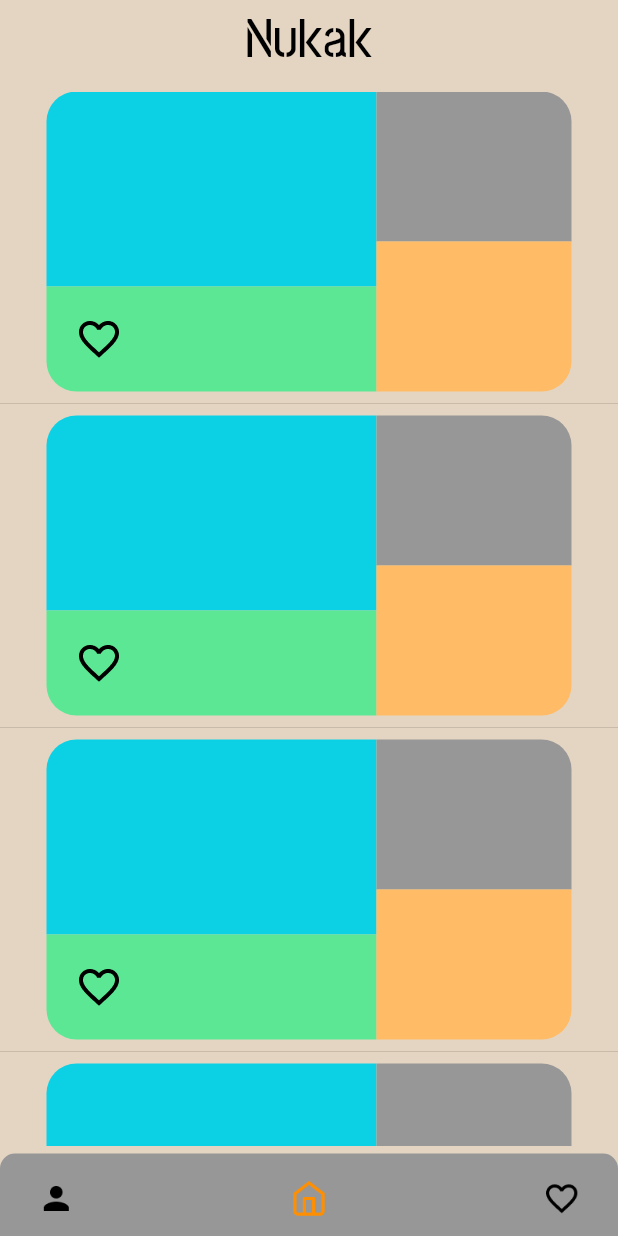
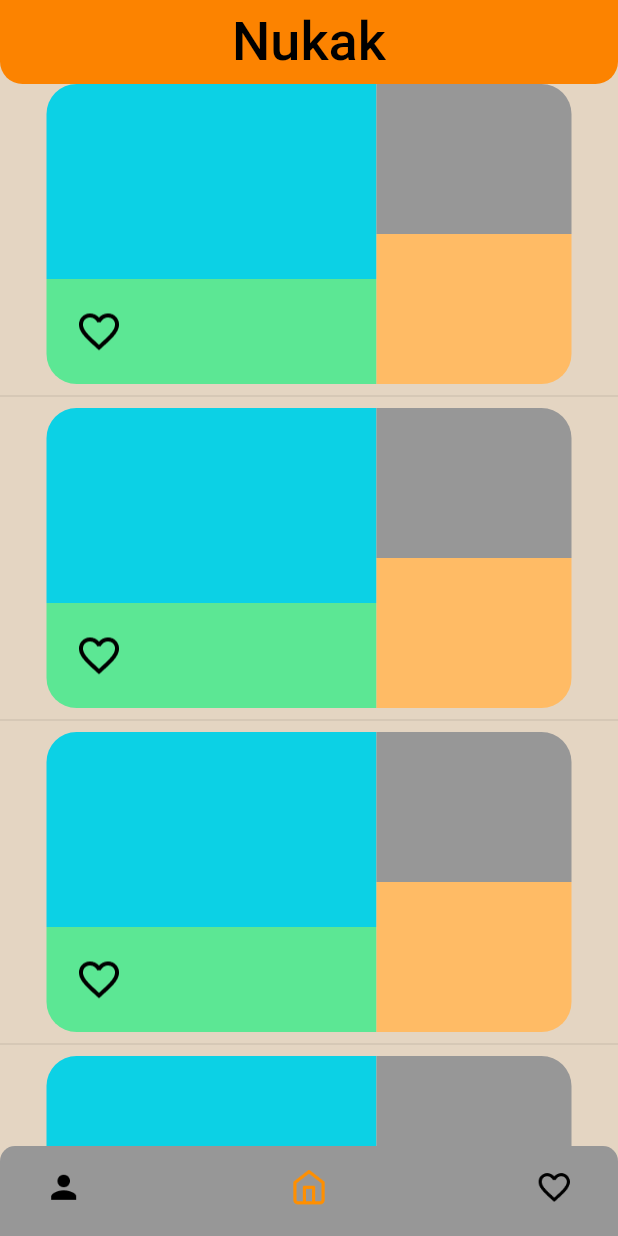
Before and after one commit to ofortic/nukak, a Flutter app: the screen it shows after launch, on a phone screen of 412 x 824 dp. Run offline on Flutter 3.47's test engine with Material 2 defaults, Android fonts, the phone set to English and light mode, and no system bars; Roboto replaces fonts that are missing (PostBillsColombo).

Commit message:
Some improvements in home animation

```diff
--- a/lib/view/home/HomeView.dart
+++ b/lib/view/home/HomeView.dart
@@ -1,5 +1,6 @@
 import 'package:flutter/cupertino.dart';
 import 'package:flutter/material.dart';
+import 'package:flutter/rendering.dart';
 
 class HomeView extends StatefulWidget {
   @override
@@ -9,22 +10,96 @@ class HomeView extends StatefulWidget {
 class _HomeViewState extends State<HomeView> {
   var _controller = ScrollController();
   ScrollPhysics _physics = ClampingScrollPhysics();
+  bool _showAppbar = true;
+  bool isScrollingDown = false;
 
   @override
   void initState() {
     // TODO: implement initState
     super.initState();
     _controller.addListener(() {
-      if (_controller.position.pixels <= 200)
+      if (_controller.position.pixels <= 56) {
         setState(() => _physics = BouncingScrollPhysics());
-      else
+      } else {
         setState(() => _physics = BouncingScrollPhysics());
+      }
+    });
+    _controller.addListener(() {
+      if (_controller.position.userScrollDirection == ScrollDirection.reverse) {
+        if (!isScrollingDown) {
+          print('Scrolling down');
+          isScrollingDown = true;
+          _showAppbar = false;
+          setState(() {});
+        }
+        if (_controller.position.userScrollDirection ==
+            ScrollDirection.forward) {
+          if (isScrollingDown) {
+            print('Scrolling up');
+            isScrollingDown = false;
+            _showAppbar = true;
+            setState(() {});
+          }
+        }
+      }
     });
   }
 
   @override
+  void dispose() {
+    _controller.dispose();
+    _controller.removeListener(() {});
+    super.dispose();
+  }
+
+  @override
   Widget build(BuildContext context) {
-    return getBodyTest();
+    return Scaffold(
+        backgroundColor: Color(0xFFE4D5C2),
+        appBar: animatedAppbar(),
+        body: getBodyTest());
+  }
+
+  Widget animatedAppbar() {
+    return PreferredSize(
+        child: AppBar(
+          elevation: 0,
+          backgroundColor: Color(0xFFfc8300),
+          title: Row(
+            mainAxisAlignment: MainAxisAlignment.center,
+            children: <Widget>[
+              Text(
+                "Nukak",
+                style: TextStyle(
+                    fontFamily: 'PostBillsColombo',
+                    color: Colors.black,
+                    fontSize: 36),
+              )
+            ],
+          ),
+          shape: RoundedRectangleBorder(
+              borderRadius: BorderRadius.vertical(bottom: Radius.circular(15))),
+        ),
+        preferredSize: _showAppbar ? Size.fromHeight(56) : Size.fromHeight(0));
+  }
+
+  Widget getAppBarHome() {
+    return AppBar(
+      elevation: 0,
+      backgroundColor: Color(0xFFfc8300),
+      title: Row(
+        mainAxisAlignment: MainAxisAlignment.center,
+        children: <Widget>[
+          Text("Nukak",
+              style: TextStyle(
+                  fontFamily: 'PostNoBillsColombo',
+                  color: Colors.black,
+                  fontSize: 36))
+        ],
+      ),
+      shape: RoundedRectangleBorder(
+          borderRadius: BorderRadius.vertical(bottom: Radius.circular(15))),
+    );
   }
 
   Widget getBody() {
@@ -43,7 +118,7 @@ class _HomeViewState extends State<HomeView> {
   Widget getBodyTest() {
     return Center(
       child: Padding(
-        padding: const EdgeInsets.only(left: 0, right: 0, top: 5, bottom: 5),
+        padding: const EdgeInsets.only(left: 0, right: 0, top: 0, bottom: 0),
         child: ListView.separated(
           controller: _controller,
           physics: _physics,
--- a/lib/view/root_app.dart
+++ b/lib/view/root_app.dart
@@ -31,20 +31,7 @@ class _RootAppState extends State<RootApp> {
 
   Widget getAppBar() {
     if (pageIndex == 1) {
-      return AppBar(
-        elevation: 0,
-        backgroundColor: Color(0xFFE4D5C2),
-        title: Row(
-          mainAxisAlignment: MainAxisAlignment.center,
-          children: <Widget>[
-            Text("Nukak",
-                style: TextStyle(
-                    fontFamily: 'PostNoBillsColombo',
-                    color: Colors.black,
-                    fontSize: 36))
-          ],
-        ),
-      );
+      return null;
     } else if (pageIndex == 0) {
       return AppBar(
         backgroundColor: Color(0xFFE4D5C2),
@@ -90,14 +77,14 @@ class _RootAppState extends State<RootApp> {
     ];
     return Container(
       width: double.infinity,
-      height: 55,
+      height: 60,
       decoration: BoxDecoration(
           color: Color(0xFF979797),
           borderRadius: BorderRadius.only(
               topLeft: Radius.circular(10), topRight: Radius.circular(10))),
       child: Padding(
         padding:
-            const EdgeInsets.only(left: 25, right: 25, bottom: 10, top: 15),
+            const EdgeInsets.only(left: 25, right: 25, bottom: 20, top: 15),
         child: Row(
             mainAxisAlignment: MainAxisAlignment.spaceBetween,
             children: List.generate(3, (index) {
@@ -107,8 +94,8 @@ class _RootAppState extends State<RootApp> {
                 },
                 child: Image.asset(
                   bottomItems[index],
-                  width: 25,
-                  height: 25,
+                  width: 35,
+                  height: 35,
                 ),
               );
             })),
```
